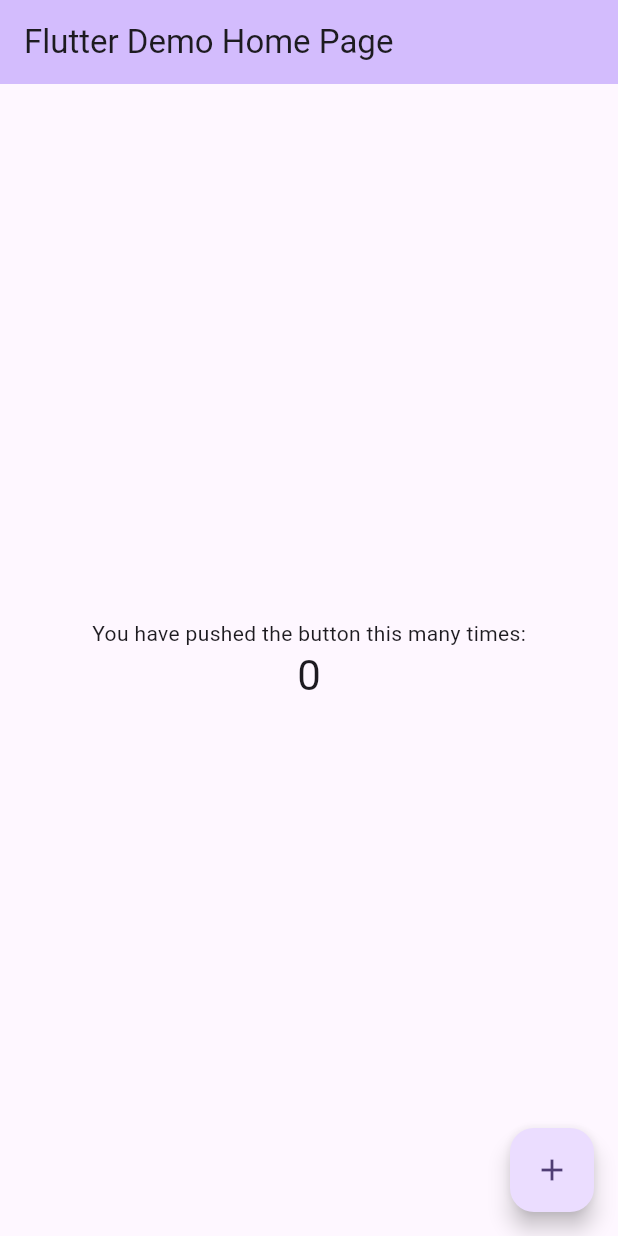
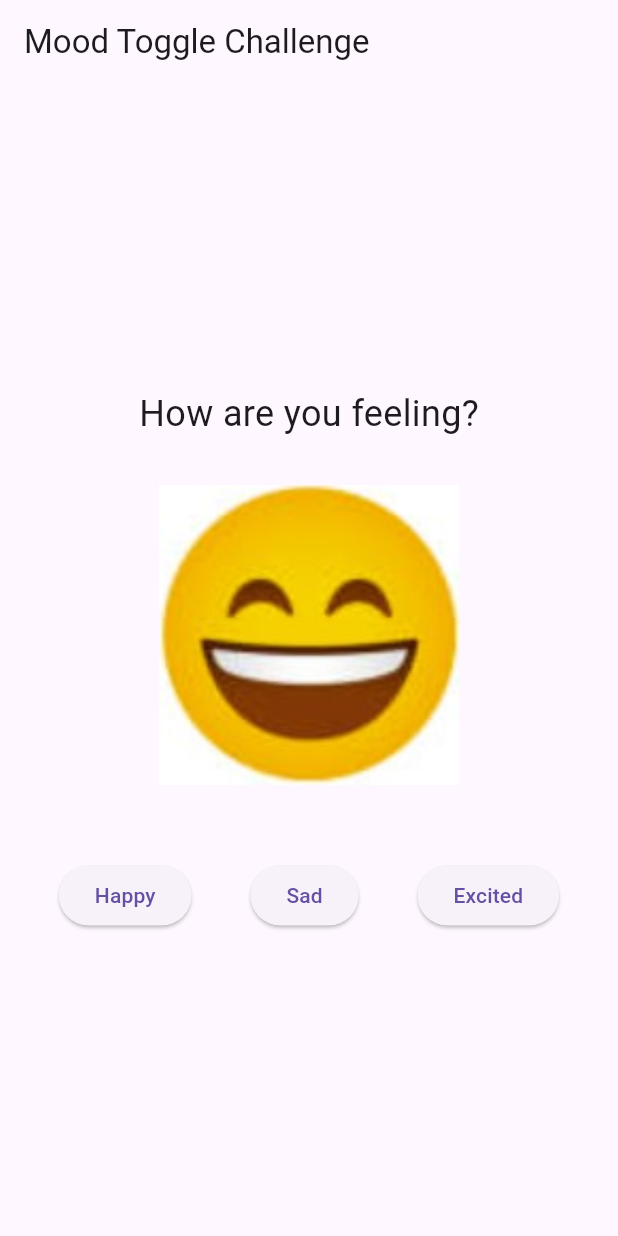
Before and after one commit to hasmika123/inclass7, a Flutter app: the screen it shows after launch, on a phone screen of 412 x 824 dp. Run offline on Flutter 3.47's test engine with Material 3 defaults, Android fonts, the phone set to English and light mode, and no system bars.

Commit message:
inital commit with basic app set up

```diff
--- a/lib/main.dart
+++ b/lib/main.dart
@@ -1,122 +1,116 @@
 import 'package:flutter/material.dart';
+import 'package:provider/provider.dart';
 
 void main() {
-  runApp(const MyApp());
+  runApp(
+    ChangeNotifierProvider(
+      create: (context) => MoodModel(),
+      child: MyApp(),
+    ),
+  );
 }
 
+// Mood Model - The "Brain" of our app
+class MoodModel with ChangeNotifier {
+  String _currentMood = 'happy';
+
+  String get currentMood => _currentMood;
+
+  void setHappy() {
+    _currentMood = 'happy';
+    notifyListeners();
+  }
+
+  void setSad() {
+    _currentMood = 'sad';
+    notifyListeners();
+  }
+
+  void setExcited() {
+    _currentMood = 'excited';
+    notifyListeners();
+  }
+}
+
+// Main App Widget
 class MyApp extends StatelessWidget {
-  const MyApp({super.key});
-
-  // This widget is the root of your application.
   @override
   Widget build(BuildContext context) {
     return MaterialApp(
-      title: 'Flutter Demo',
-      theme: ThemeData(
-        // This is the theme of your application.
-        //
-        // TRY THIS: Try running your application with "flutter run". You'll see
-        // the application has a purple toolbar. Then, without quitting the app,
-        // try changing the seedColor in the colorScheme below to Colors.green
-        // and then invoke "hot reload" (save your changes or press the "hot
-        // reload" button in a Flutter-supported IDE, or press "r" if you used
-        // the command line to start the app).
-        //
-        // Notice that the counter didn't reset back to zero; the application
-        // state is not lost during the reload. To reset the state, use hot
-        // restart instead.
-        //
-        // This works for code too, not just values: Most code changes can be
-        // tested with just a hot reload.
-        colorScheme: ColorScheme.fromSeed(seedColor: Colors.deepPurple),
-      ),
-      home: const MyHomePage(title: 'Flutter Demo Home Page'),
+      title: 'Mood Toggle Challenge',
+      theme: ThemeData(primarySwatch: Colors.blue),
+      home: HomePage(),
     );
   }
 }
 
-class MyHomePage extends StatefulWidget {
-  const MyHomePage({super.key, required this.title});
-
-  // This widget is the home page of your application. It is stateful, meaning
-  // that it has a State object (defined below) that contains fields that affect
-  // how it looks.
-
-  // This class is the configuration for the state. It holds the values (in this
-  // case the title) provided by the parent (in this case the App widget) and
-  // used by the build method of the State. Fields in a Widget subclass are
-  // always marked "final".
-
-  final String title;
-
-  @override
-  State<MyHomePage> createState() => _MyHomePageState();
-}
-
-class _MyHomePageState extends State<MyHomePage> {
-  int _counter = 0;
-
-  void _incrementCounter() {
-    setState(() {
-      // This call to setState tells the Flutter framework that something has
-      // changed in this State, which causes it to rerun the build method below
-      // so that the display can reflect the updated values. If we changed
-      // _counter without calling setState(), then the build method would not be
-      // called again, and so nothing would appear to happen.
-      _counter++;
-    });
-  }
-
+// Home Page
+class HomePage extends StatelessWidget {
   @override
   Widget build(BuildContext context) {
-    // This method is rerun every time setState is called, for instance as done
-    // by the _incrementCounter method above.
-    //
-    // The Flutter framework has been optimized to make rerunning build methods
-    // fast, so that you can just rebuild anything that needs updating rather
-    // than having to individually change instances of widgets.
     return Scaffold(
-      appBar: AppBar(
-        // TRY THIS: Try changing the color here to a specific color (to
-        // Colors.amber, perhaps?) and trigger a hot reload to see the AppBar
-        // change color while the other colors stay the same.
-        backgroundColor: Theme.of(context).colorScheme.inversePrimary,
-        // Here we take the value from the MyHomePage object that was created by
-        // the App.build method, and use it to set our appbar title.
-        title: Text(widget.title),
-      ),
+      appBar: AppBar(title: Text('Mood Toggle Challenge')),
       body: Center(
-        // Center is a layout widget. It takes a single child and positions it
-        // in the middle of the parent.
         child: Column(
-          // Column is also a layout widget. It takes a list of children and
-          // arranges them vertically. By default, it sizes itself to fit its
-          // children horizontally, and tries to be as tall as its parent.
-          //
-          // Column has various properties to control how it sizes itself and
-          // how it positions its children. Here we use mainAxisAlignment to
-          // center the children vertically; the main axis here is the vertical
-          // axis because Columns are vertical (the cross axis would be
-          // horizontal).
-          //
-          // TRY THIS: Invoke "debug painting" (choose the "Toggle Debug Paint"
-          // action in the IDE, or press "p" in the console), to see the
-          // wireframe for each widget.
           mainAxisAlignment: MainAxisAlignment.center,
-          children: <Widget>[
-            const Text('You have pushed the button this many times:'),
-            Text(
-              '$_counter',
-              style: Theme.of(context).textTheme.headlineMedium,
-            ),
+          children: [
+            Text('How are you feeling?', style: TextStyle(fontSize: 24)),
+            SizedBox(height: 30),
+            MoodDisplay(),
+            SizedBox(height: 50),
+            MoodButtons(),
           ],
         ),
       ),
-      floatingActionButton: FloatingActionButton(
-        onPressed: _incrementCounter,
-        tooltip: 'Increment',
-        child: const Icon(Icons.add),
-      ), // This trailing comma makes auto-formatting nicer for build methods.
     );
   }
 }
+
+// Widget that displays the current mood
+class MoodDisplay extends StatelessWidget {
+  @override
+  Widget build(BuildContext context) {
+    return Consumer<MoodModel>(
+      builder: (context, moodModel, child) {
+        return Container(
+          width: 200,
+          height: 200,
+          child: Image.asset(
+            'assets/${moodModel.currentMood}.jpg',
+            fit: BoxFit.cover,
+          ),
+        );
+      },
+    );
+  }
+}
+
+// Widget with buttons to change the mood
+class MoodButtons extends StatelessWidget {
+  @override
+  Widget build(BuildContext context) {
+    return Row(
+      mainAxisAlignment: MainAxisAlignment.spaceEvenly,
+      children: [
+        ElevatedButton(
+          onPressed: () {
+            Provider.of<MoodModel>(context, listen: false).setHappy();
+          },
+          child: Text('Happy'),
+        ),
+        ElevatedButton(
+          onPressed: () {
+            Provider.of<MoodModel>(context, listen: false).setSad();
+          },
+          child: Text('Sad'),
+        ),
+        ElevatedButton(
+          onPressed: () {
+            Provider.of<MoodModel>(context, listen: false).setExcited();
+          },
+          child: Text('Excited'),
+        ),
+      ],
+    );
+  }
+}
```
Also changed, not shown: pubspec.yaml (+4 -3 lines), assets/excited.jpg (added), assets/happy.jpg (added), assets/sad.jpg (added).
